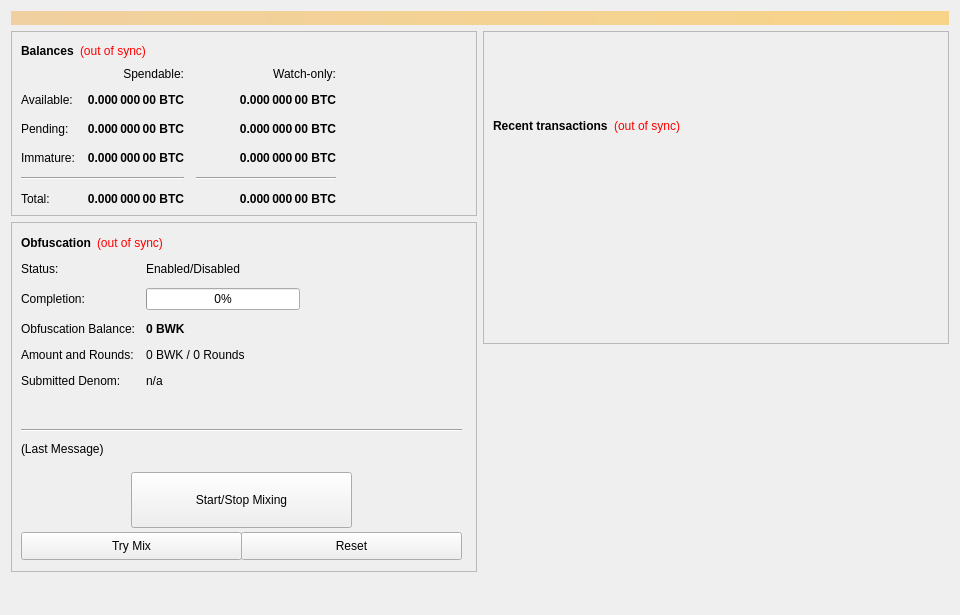
Qt form src/qt/forms/overviewpage.ui (bulwark-crypto/Bulwark) before a commit.
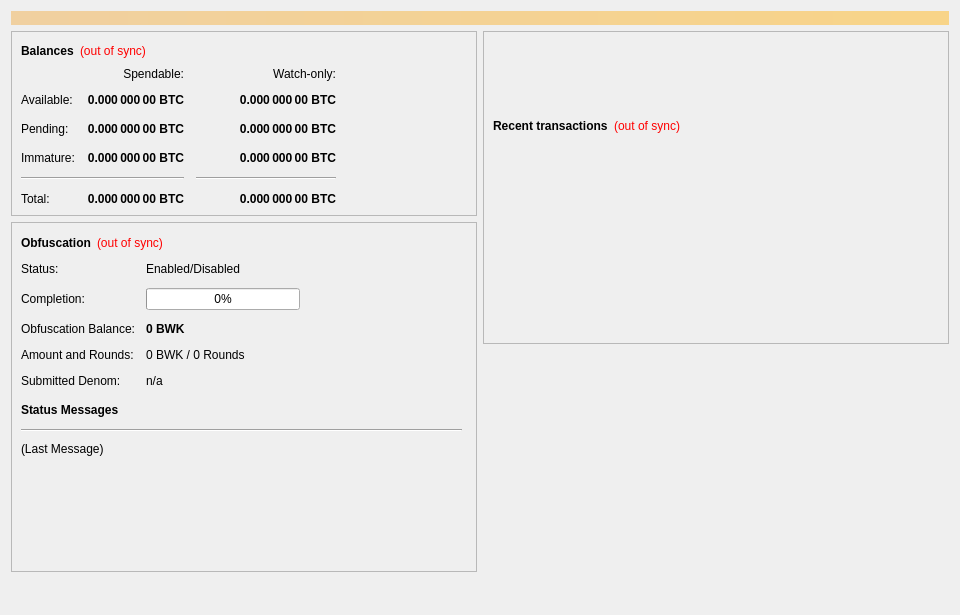
The same form after that commit. Custom widgets are drawn as their Qt base class.

What changed in the file:
```diff
--- a/src/qt/forms/overviewpage.ui
+++ b/src/qt/forms/overviewpage.ui
@@ -955,13 +955,13 @@
            <bool>true</bool>
           </property>
          </widget>
-         <widget class="QPushButton" name="toggleObfuscation">
+         <widget class="QtMaterialFlatButton" name="toggleObfuscation" native="true">
           <property name="geometry">
            <rect>
-            <x>120</x>
-            <y>250</y>
-            <width>221</width>
-            <height>56</height>
+            <x>10</x>
+            <y>265</y>
+            <width>215</width>
+            <height>35</height>
            </rect>
           </property>
           <property name="sizePolicy">
@@ -970,8 +970,8 @@
             <verstretch>0</verstretch>
            </sizepolicy>
           </property>
-          <property name="text">
-           <string>Start/Stop Mixing</string>
+          <property name="text" stdset="0">
+           <string>Start / Stop Obfuscation</string>
           </property>
          </widget>
          <widget class="Line" name="lineLastMessage">
@@ -1012,13 +1012,13 @@
            <bool>true</bool>
           </property>
          </widget>
-         <widget class="QPushButton" name="obfuscationAuto">
+         <widget class="QtMaterialFlatButton" name="obfuscationAuto" native="true">
           <property name="geometry">
            <rect>
             <x>10</x>
-            <y>310</y>
-            <width>221</width>
-            <height>28</height>
+            <y>315</y>
+            <width>215</width>
+            <height>35</height>
            </rect>
           </property>
           <property name="sizePolicy">
@@ -1030,17 +1030,17 @@
           <property name="toolTip">
            <string>Try to manually submit a Obfuscation request.</string>
           </property>
-          <property name="text">
+          <property name="text" stdset="0">
            <string>Try Mix</string>
           </property>
          </widget>
-         <widget class="QPushButton" name="obfuscationReset">
+         <widget class="QtMaterialFlatButton" name="obfuscationReset" native="true">
           <property name="geometry">
            <rect>
             <x>230</x>
-            <y>310</y>
-            <width>221</width>
-            <height>28</height>
+            <y>315</y>
+            <width>215</width>
+            <height>35</height>
            </rect>
           </property>
           <property name="sizePolicy">
@@ -1055,10 +1055,48 @@
           <property name="autoFillBackground">
            <bool>false</bool>
           </property>
-          <property name="text">
+          <property name="text" stdset="0">
            <string>Reset</string>
           </property>
          </widget>
+         <widget class="QLabel" name="ObfuscationStatusTitle">
+          <property name="geometry">
+           <rect>
+            <x>10</x>
+            <y>180</y>
+            <width>441</width>
+            <height>16</height>
+           </rect>
+          </property>
+          <property name="font">
+           <font>
+            <weight>75</weight>
+            <bold>true</bold>
+           </font>
+          </property>
+          <property name="text">
+           <string>Status Messages</string>
+          </property>
+         </widget>
+         <widget class="QtMaterialFlatButton" name="toggleStaking" native="true">
+          <property name="geometry">
+           <rect>
+            <x>230</x>
+            <y>265</y>
+            <width>215</width>
+            <height>35</height>
+           </rect>
+          </property>
+          <property name="sizePolicy">
+           <sizepolicy hsizetype="MinimumExpanding" vsizetype="Fixed">
+            <horstretch>0</horstretch>
+            <verstretch>0</verstretch>
+           </sizepolicy>
+          </property>
+          <property name="text" stdset="0">
+           <string>Enable Staking</string>
+          </property>
+         </widget>
          <widget class="QWidget" name="layoutWidget">
           <property name="geometry">
            <rect>
@@ -1250,6 +1288,13 @@
    </item>
   </layout>
  </widget>
+ <customwidgets>
+  <customwidget>
+   <class>QtMaterialFlatButton</class>
+   <extends>QWidget</extends>
+   <header>qtmaterialflatbutton.h</header>
+  </customwidget>
+ </customwidgets>
  <resources/>
  <connections/>
 </ui>
```
Left out of the diff: 6 changed lines with no effect on the pictures.
